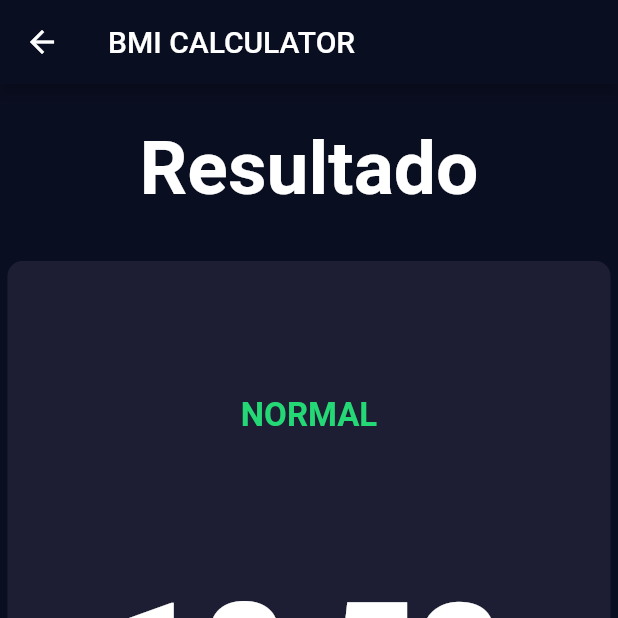
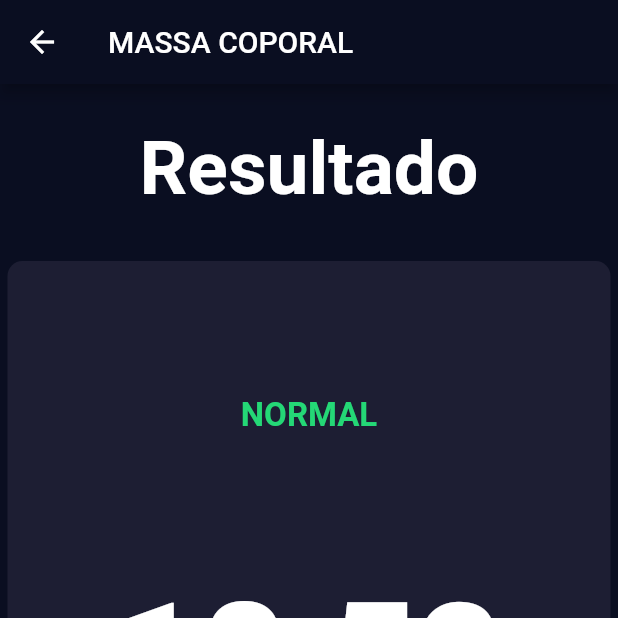
Before and after one commit to edilson14/bmi_calculator, a Flutter app: the screen it shows after launch, after a tap on "Calcular", on a phone screen of 412 x 824 dp, the top half of it. Run offline on Flutter 3.47's test engine with Material 2 defaults, Android fonts, the phone set to English and light mode, and no system bars; our stand-ins replace font_awesome_flutter.

Commit message:
adicionando novo icone e nome

```diff
--- a/lib/pages/home.dart
+++ b/lib/pages/home.dart
@@ -92,7 +92,7 @@ class _InputPageState extends State<InputPage> {
                     cardChild: Controller(
                       onPlusPressed: () {
                         setState(() {
-                          startWeight--;
+                          startWeight++;
                         });
                       },
                       onMinusPressed: () {
--- a/lib/pages/resultPage.dart
+++ b/lib/pages/resultPage.dart
@@ -23,7 +23,7 @@ class ResultPage extends StatelessWidget {
   Widget build(BuildContext context) {
     return Scaffold(
       appBar: AppBar(
-        title: Text('BMI CALCULATOR'),
+        title: Text('MASSA COPORAL'),
       ),
       body: Column(
         mainAxisAlignment: MainAxisAlignment.spaceEvenly,
```
Also changed, not shown: pubspec.yaml (+0 -12 lines), 41 other files.
